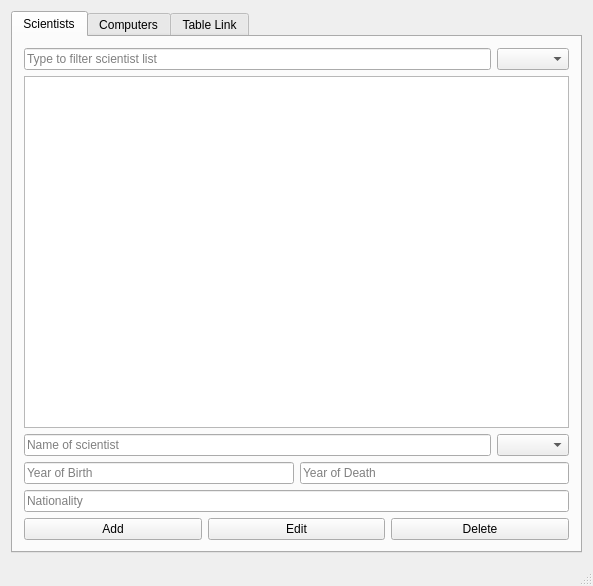
Before: the Qt Designer form mainwindow.ui in marin16/Skil3, drawn with Qt 5.
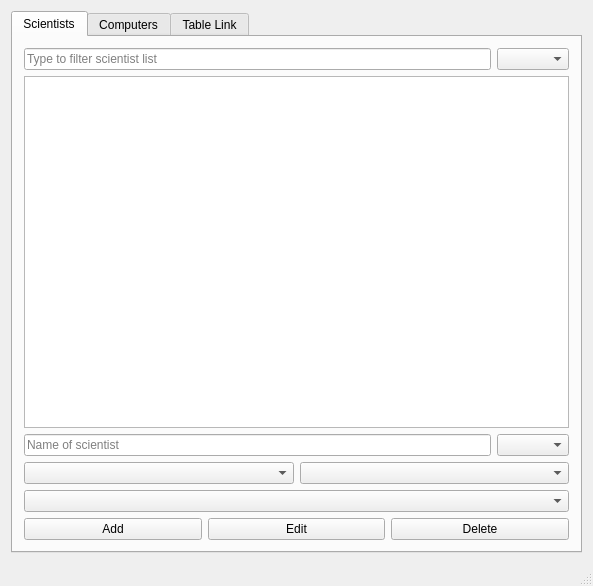
After: the same form once the commit is applied.

Commit message: changed birth, death and design year to drop down menu

```diff
--- a/mainwindow.ui
+++ b/mainwindow.ui
@@ -67,27 +67,15 @@
         <item>
          <layout class="QHBoxLayout" name="yearScientist">
           <item>
-           <widget class="QLineEdit" name="addScientistBirth">
-            <property name="placeholderText">
-             <string>Year of Birth</string>
-            </property>
-           </widget>
+           <widget class="QComboBox" name="ddmScientistBirth"/>
           </item>
           <item>
-           <widget class="QLineEdit" name="addScientistDeath">
-            <property name="placeholderText">
-             <string>Year of Death</string>
-            </property>
-           </widget>
+           <widget class="QComboBox" name="ddmScientistDeath"/>
           </item>
          </layout>
         </item>
         <item>
-         <widget class="QLineEdit" name="addScientistNationality">
-          <property name="placeholderText">
-           <string>Nationality</string>
-          </property>
-         </widget>
+         <widget class="QComboBox" name="nationalityScientist"/>
         </item>
         <item>
          <layout class="QHBoxLayout" name="manageScientist">
```
Left out of the diff: 10 changed lines with no effect on the pictures.
